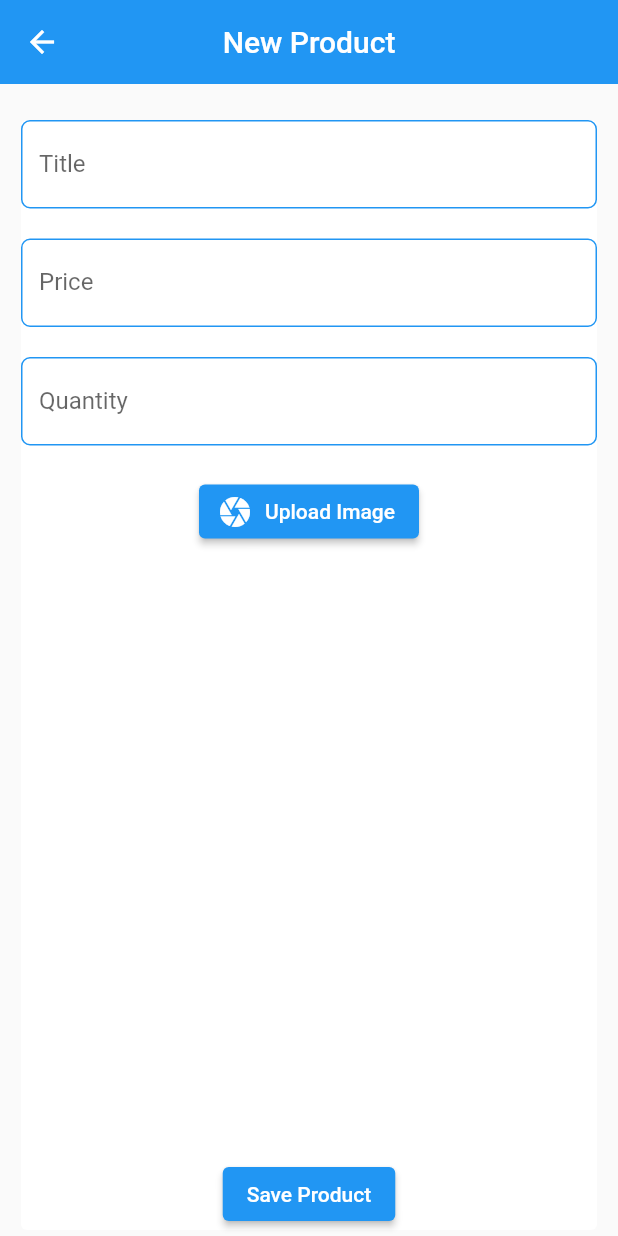
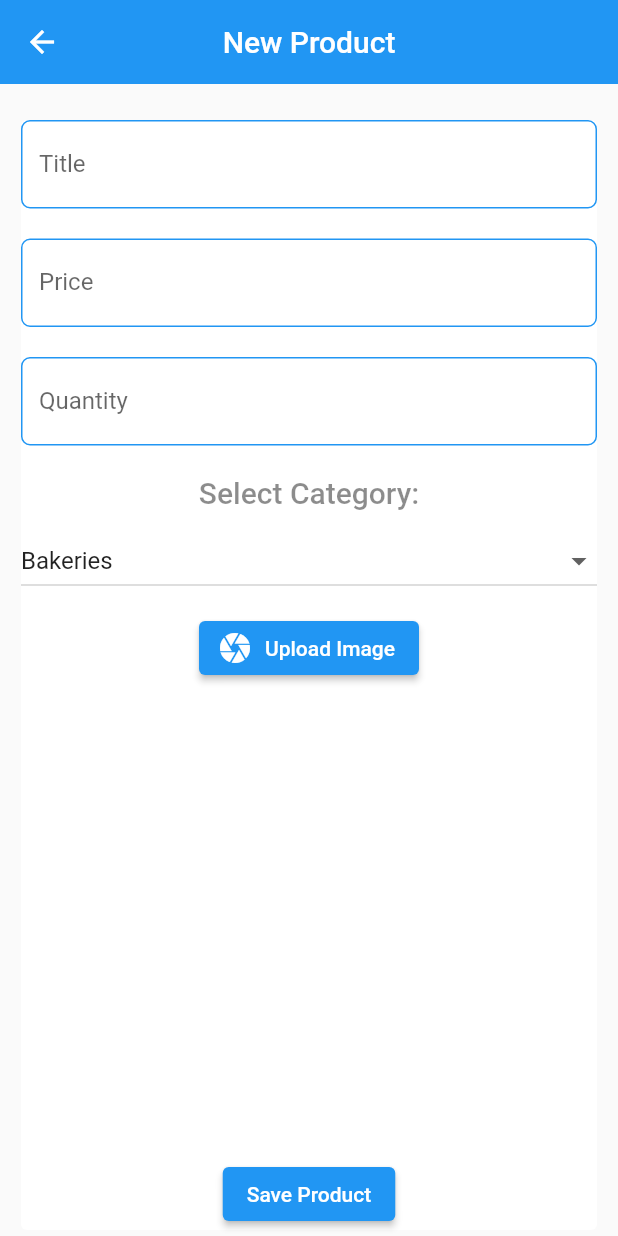
Before and after one commit to Brian-mula/email-pos, a Flutter app: the screen it shows once a user with an empty profile is signed in, item 2 of the bottom bar chosen, scrolled down 38 dp, after a tap on the "add" icon, on a phone screen of 412 x 824 dp. Run offline on Flutter 3.47's test engine with Material 2 defaults, Android fonts, the light colour scheme and no system bars; our stand-ins replace cloud_firestore, firebase_auth, firebase_core, firebase_storage, flutter_riverpod, image_picker; accounts and stored records are empty; network calls fail.

Commit message:
modified the categories

```diff
--- a/lib/views/new_product.dart
+++ b/lib/views/new_product.dart
@@ -1,6 +1,7 @@
 import 'dart:async';
 import 'dart:io';
 
+import 'package:cloud_firestore/cloud_firestore.dart';
 import 'package:emailpos/models/product_models.dart';
 import 'package:emailpos/providers/products_provider.dart';
 import 'package:emailpos/widgets/custome_input.dart';
@@ -44,9 +45,25 @@ class _NewProductState extends ConsumerState<NewProduct> {
     }
   }
 
+  final FirebaseFirestore _firestore = FirebaseFirestore.instance;
+
   @override
   Widget build(BuildContext context) {
+    List categories = ["Bakeries"];
+    String selectedCategory = categories.first;
+
+    _firestore
+        .collection("categories")
+        .get()
+        .then(onError: (e) => print("error getting categories"), (res) {
+      res.docs.map((doc) {
+        categories.add(doc.data());
+        print(categories);
+      });
+    });
+
     final product = ref.watch(productsProvider);
+    ThemeData theme = Theme.of(context);
     return Scaffold(
       appBar: AppBar(
         title: const Text("New Product"),
@@ -85,6 +102,30 @@ class _NewProductState extends ConsumerState<NewProduct> {
                     const SizedBox(
                       height: 20,
                     ),
+                    Text(
+                      "Select Category:",
+                      style: theme.textTheme.headline6!
+                          .copyWith(color: Colors.black45),
+                    ),
+                    const SizedBox(
+                      height: 10,
+                    ),
+                    DropdownButton(
+                        value: selectedCategory,
+                        isExpanded: true,
+                        items:
+                            categories.map<DropdownMenuItem<String>>((value) {
+                          return DropdownMenuItem<String>(
+                              value: value, child: Text(value));
+                        }).toList(),
+                        onChanged: (String? value) {
+                          setState(() {
+                            selectedCategory = value!;
+                          });
+                        }),
+                    const SizedBox(
+                      height: 10,
+                    ),
                     ElevatedButton.icon(
                         onPressed: () async {
                           await uploadImage();
--- a/lib/views/products.dart
+++ b/lib/views/products.dart
@@ -61,9 +61,18 @@ class _ProductsViewState extends ConsumerState<ProductsView> {
               title: Text("Home"),
             ),
             const ListTile(
-              leading: Icon(Icons.store),
+              leading: Icon(Icons.add),
               title: Text("New Product"),
-            )
+            ),
+            GestureDetector(
+              onTap: () {
+                Navigator.pushNamed(context, "/categories");
+              },
+              child: const ListTile(
+                leading: Icon(Icons.store),
+                title: Text("Categories"),
+              ),
+            ),
           ],
         ),
       ),
@@ -130,9 +139,9 @@ class _ProductsViewState extends ConsumerState<ProductsView> {
                                       decoration: BoxDecoration(
                                           borderRadius:
                                               BorderRadius.circular(6),
-                                          image: const DecorationImage(
+                                          image: DecorationImage(
                                               image: NetworkImage(
-                                                  "https://cdn.pixabay.com/photo/2017/08/06/16/30/computer-2593921__340.jpg"),
+                                                  data[index].image),
                                               fit: BoxFit.cover)),
                                     ),
                                     title: Text(
```
